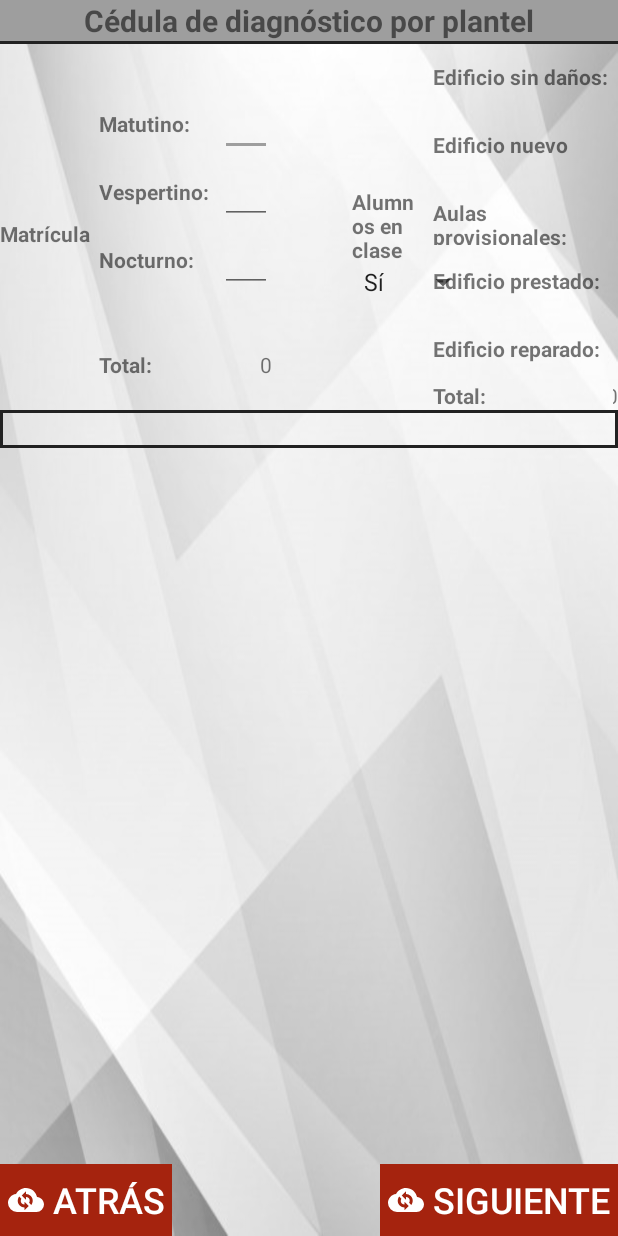
After one commit to aguilaj10/ProEscRec, an Android app: the Form2Activity screen opened directly, with no data from a screen before it, on a phone screen of 412 x 824 dp. The commit adds this screen. Run offline under Robolectric (Android 15) with nearby library versions, the phone set to English and light mode, and no system bars.

Commit message:
formulario segunda pantalla

```diff
--- a/app/src/main/java/com/jsm/proescrec/view/Form1Activity.java
+++ b/app/src/main/java/com/jsm/proescrec/view/Form1Activity.java
@@ -3,6 +3,7 @@ package com.jsm.proescrec.view;
 import androidx.appcompat.app.AppCompatActivity;
 import butterknife.BindView;
 import butterknife.ButterKnife;
+import butterknife.OnClick;
 import hugo.weaving.DebugLog;
 
 import android.content.Context;
@@ -11,6 +12,7 @@ import android.location.Location;
 import android.location.LocationListener;
 import android.location.LocationManager;
 import android.os.Bundle;
+import android.view.View;
 
 import com.google.android.gms.maps.CameraUpdateFactory;
 import com.google.android.gms.maps.GoogleMap;
@@ -72,4 +74,10 @@ public class Form1Activity extends AppCompatActivity implements OnMapReadyCallba
     public void onProviderDisabled(String s) {
 
     }
+
+    @OnClick (R.id.siguiente)
+    @DebugLog
+    public void onSiguiente(View button) {
+        startActivity(Form2Activity.getForm2Intent(this));
+    }
 }
--- /dev/null
+++ b/app/src/main/java/com/jsm/proescrec/view/Form2Activity.java
@@ -0,0 +1,22 @@
+package com.jsm.proescrec.view;
+
+import androidx.appcompat.app.AppCompatActivity;
+
+import android.content.Context;
+import android.content.Intent;
+import android.os.Bundle;
+
+import com.jsm.proescrec.R;
+
+public class Form2Activity extends AppCompatActivity {
+
+    public static Intent getForm2Intent(Context ctx) {
+        return new Intent(ctx, Form2Activity.class);
+    }
+
+    @Override
+    protected void onCreate(Bundle savedInstanceState) {
+        super.onCreate(savedInstanceState);
+        setContentView(R.layout.activity_form2);
+    }
+}
--- a/app/src/main/res/drawable/bordo.xml
+++ b/app/src/main/res/drawable/bordo.xml
@@ -2,6 +2,6 @@
 <shape xmlns:android="http://schemas.android.com/apk/res/android"
     android:shape="rectangle">
     <stroke
-        android:width="1dip"
+        android:width="2dip"
         android:color="@color/primary_text" />
 </shape>
--- /dev/null
+++ b/app/src/main/res/drawable/cancel.xml
@@ -0,0 +1,8 @@
+<!-- drawable/cancel.xml -->
+<vector xmlns:android="http://schemas.android.com/apk/res/android"
+    android:height="24dp"
+    android:width="24dp"
+    android:viewportWidth="24"
+    android:viewportHeight="24">
+    <path android:fillColor="#000" android:pathData="M12,2A10,10 0 0,1 22,12A10,10 0 0,1 12,22A10,10 0 0,1 2,12A10,10 0 0,1 12,2M12,4A8,8 0 0,0 4,12C4,13.85 4.63,15.55 5.68,16.91L16.91,5.68C15.55,4.63 13.85,4 12,4M12,20A8,8 0 0,0 20,12C20,10.15 19.37,8.45 18.32,7.09L7.09,18.32C8.45,19.37 10.15,20 12,20Z" />
+</vector>
--- /dev/null
+++ b/app/src/main/res/drawable/content_save_outline.xml
@@ -0,0 +1,8 @@
+<!-- drawable/content_save_outline.xml -->
+<vector xmlns:android="http://schemas.android.com/apk/res/android"
+    android:height="24dp"
+    android:width="24dp"
+    android:viewportWidth="24"
+    android:viewportHeight="24">
+    <path android:fillColor="#000" android:pathData="M15,5V9H5V19H9.35C8.5,18.27 8,17.19 8,16A4,4 0 0,1 12,12A4,4 0 0,1 16,16C16,17.19 15.5,18.27 14.65,19H19V7.83L16.17,5H15M5,7H13V5H5V7M17,3L21,7V19A2,2 0 0,1 19,21H5C3.89,21 3,20.1 3,19V5A2,2 0 0,1 5,3H17M12,14A2,2 0 0,0 10,16A2,2 0 0,0 12,18A2,2 0 0,0 14,16A2,2 0 0,0 12,14Z" />
+</vector>
--- /dev/null
+++ b/app/src/main/res/drawable/skip_next_circle_outline.xml
@@ -0,0 +1,8 @@
+<!-- drawable/skip_next_circle_outline.xml -->
+<vector xmlns:android="http://schemas.android.com/apk/res/android"
+    android:height="24dp"
+    android:width="24dp"
+    android:viewportWidth="24"
+    android:viewportHeight="24">
+    <path android:fillColor="#000" android:pathData="M12,2A10,10 0 0,0 2,12A10,10 0 0,0 12,22A10,10 0 0,0 22,12A10,10 0 0,0 12,2M12,4C16.41,4 20,7.59 20,12C20,16.41 16.41,20 12,20C7.59,20 4,16.41 4,12C4,7.59 7.59,4 12,4M8,8V16L13,12M14,8V16H16V8" />
+</vector>
--- /dev/null
+++ b/app/src/main/res/drawable/skip_previous_circle_outline.xml
@@ -0,0 +1,8 @@
+<!-- drawable/skip_previous_circle_outline.xml -->
+<vector xmlns:android="http://schemas.android.com/apk/res/android"
+    android:height="24dp"
+    android:width="24dp"
+    android:viewportWidth="24"
+    android:viewportHeight="24">
+    <path android:fillColor="#000" android:pathData="M12,2A10,10 0 0,1 22,12A10,10 0 0,1 12,22A10,10 0 0,1 2,12A10,10 0 0,1 12,2M12,4C7.59,4 4,7.59 4,12C4,16.41 7.59,20 12,20C16.41,20 20,16.41 20,12C20,7.59 16.41,4 12,4M16,8V16L11,12M10,8V16H8V8" />
+</vector>
--- a/app/src/main/res/layout/activity_form1.xml
+++ b/app/src/main/res/layout/activity_form1.xml
@@ -33,7 +33,7 @@
 
             <View
                 android:layout_width="match_parent"
-                android:layout_height="1dp"
+                android:layout_height="2dp"
                 android:background="@color/primary_text"
                 app:layout_constraintEnd_toEndOf="parent"
                 app:layout_constraintTop_toBottomOf="@+id/titulo">
@@ -61,7 +61,7 @@
 
             <View
                 android:layout_width="match_parent"
-                android:layout_height="1dp"
+                android:layout_height="2dp"
                 android:background="@color/primary_text"
                 app:layout_constraintEnd_toEndOf="parent"
                 app:layout_constraintTop_toBottomOf="@+id/fecha" />
@@ -156,7 +156,7 @@
 
             <View
                 android:layout_width="match_parent"
-                android:layout_height="1dp"
+                android:layout_height="2dp"
                 android:background="@color/primary_text"
                 app:layout_constraintEnd_toEndOf="parent"
                 app:layout_constraintTop_toBottomOf="@+id/layout_clave" />
@@ -321,7 +321,7 @@
 
             <View
                 android:layout_width="match_parent"
-                android:layout_height="1dp"
+                android:layout_height="2dp"
                 android:background="@color/primary_text"
                 app:layout_constraintEnd_toEndOf="parent"
                 app:layout_constraintTop_toBottomOf="@+id/edit_correo" />
@@ -390,7 +390,7 @@
 
             <View
                 android:layout_width="match_parent"
-                android:layout_height="1dp"
+                android:layout_height="2dp"
                 android:background="@color/primary_text"
                 app:layout_constraintEnd_toEndOf="parent"
                 app:layout_constraintTop_toBottomOf="@+id/layout_nivel" />
@@ -497,8 +497,8 @@
             <View
                 android:layout_width="match_parent"
                 android:layout_height="2dp"
+                android:layout_marginTop="5dp"
                 android:background="@color/primary_text"
-                android:layout_marginTop="5dp"
                 app:layout_constraintEnd_toEndOf="parent"
                 app:layout_constraintTop_toBottomOf="@+id/tv_municipio" />
 
@@ -559,7 +559,6 @@
         android:drawableStart="@drawable/cloud_sync"
         android:drawablePadding="5dp"
         android:elevation="5dp"
-        android:enabled="false"
         android:padding="5dp"
         android:shadowRadius="5"
         android:text="@string/cancelar"
@@ -576,7 +575,6 @@
         android:drawableStart="@drawable/cloud_sync"
         android:drawablePadding="5dp"
         android:elevation="5dp"
-        android:enabled="false"
         android:padding="5dp"
         android:shadowRadius="5"
         android:text="@string/siguiente"
--- /dev/null
+++ b/app/src/main/res/layout/activity_form2.xml
@@ -0,0 +1,326 @@
+<?xml version="1.0" encoding="utf-8"?>
+<androidx.constraintlayout.widget.ConstraintLayout xmlns:android="http://schemas.android.com/apk/res/android"
+    xmlns:app="http://schemas.android.com/apk/res-auto"
+    xmlns:tools="http://schemas.android.com/tools"
+    android:layout_width="match_parent"
+    android:layout_height="match_parent"
+    android:background="@drawable/fondo_main"
+    tools:context=".view.Form2Activity">
+
+    <ScrollView
+        android:layout_width="match_parent"
+        android:layout_height="match_parent"
+        app:layout_constraintBottom_toTopOf="@+id/atras"
+        app:layout_constraintLeft_toLeftOf="parent"
+        app:layout_constraintTop_toTopOf="parent">
+
+        <androidx.constraintlayout.widget.ConstraintLayout
+            android:layout_width="match_parent"
+            android:layout_height="wrap_content">
+
+            <TextView
+                android:id="@+id/titulo"
+                android:layout_width="match_parent"
+                android:layout_height="wrap_content"
+                android:background="@color/colorAccent"
+                android:text="@string/cedula_titulo"
+                android:textAlignment="center"
+                android:textSize="20sp"
+                android:textStyle="bold"
+                app:layout_constraintLeft_toLeftOf="parent"
+                app:layout_constraintRight_toRightOf="parent"
+                app:layout_constraintTop_toTopOf="parent" />
+
+            <View
+                android:layout_width="match_parent"
+                android:layout_height="2dp"
+                android:background="@color/primary_text"
+                app:layout_constraintEnd_toEndOf="parent"
+                app:layout_constraintTop_toBottomOf="@+id/titulo"/>
+
+            <TextView
+                android:id="@+id/tv_matricula"
+                android:layout_width="0dp"
+                android:layout_height="wrap_content"
+                android:layout_rowSpan="6"
+                android:layout_gravity="center_vertical"
+                android:text="@string/matricula"
+                android:textStyle="bold"
+                app:layout_constraintBottom_toBottomOf="@+id/layout_matricula"
+                app:layout_constraintLeft_toLeftOf="parent"
+                app:layout_constraintTop_toTopOf="@+id/layout_matricula"
+                app:layout_constraintWidth_percent=".16" />
+
+            <TableLayout
+                android:id="@+id/layout_matricula"
+                android:layout_width="0dp"
+                android:layout_height="wrap_content"
+                android:layout_marginTop="10dp"
+                app:layout_constraintLeft_toRightOf="@+id/tv_matricula"
+                app:layout_constraintTop_toTopOf="@+id/layout_edificio"
+                app:layout_constraintBottom_toBottomOf="@+id/layout_edificio"
+                app:layout_constraintWidth_percent=".28">
+
+                <TableRow
+                    android:layout_width="match_parent"
+                    android:layout_height="wrap_content"
+                    android:weightSum="2">
+
+                    <TextView
+                        android:layout_weight=".7"
+                        android:text="@string/matutino"
+                        android:textStyle="bold" />
+
+                    <EditText
+                        android:id="@+id/et_mat_matutino"
+                        android:layout_weight="1.3"
+                        android:autofillHints="@string/matutino"
+                        android:inputType="number" />
+                </TableRow>
+
+                <TableRow
+                    android:layout_width="match_parent"
+                    android:layout_height="wrap_content"
+                    android:weightSum="2">
+
+                    <TextView
+                        android:layout_weight=".7"
+                        android:text="@string/vespertino"
+                        android:textStyle="bold" />
+
+                    <EditText
+                        android:id="@+id/et_mat_vespertino"
+                        android:layout_weight="1.3"
+                        android:autofillHints="@string/vespertino"
+                        android:inputType="number" />
+                </TableRow>
+                <TableRow
+                    android:layout_width="match_parent"
+                    android:layout_height="wrap_content"
+                    android:weightSum="2">
+
+                    <TextView
+                        android:layout_weight=".7"
+                        android:text="@string/nocturno"
+                        android:textStyle="bold" />
+
+                    <EditText
+                        android:layout_height="wrap_content"
+                        android:id="@+id/et_mat_noct"
+                        android:layout_weight="1.3"
+                        android:autofillHints="@string/nocturno"
+                        android:inputType="number" />
+                </TableRow>
+                <TableRow
+                    android:layout_width="match_parent"
+                    android:layout_height="wrap_content"
+                    android:weightSum="2">
+
+                    <TextView
+                        android:layout_weight=".7"
+                        android:textStyle="bold" />
+
+                    <TextView
+                        android:layout_height="wrap_content"
+                        android:layout_weight="1.3" />
+                </TableRow>
+                <TableRow
+                    android:layout_width="match_parent"
+                    android:layout_height="wrap_content"
+                    android:weightSum="2">
+
+                    <TextView
+                        android:layout_weight=".7"
+                        android:textStyle="bold" />
+
+                    <TextView
+                        android:layout_height="wrap_content"
+                        android:layout_weight="1.3" />
+                </TableRow>
+                <TableRow
+                    android:layout_width="match_parent"
+                    android:layout_height="wrap_content"
+                    android:weightSum="2">
+
+                    <TextView
+                        android:text="@string/total"
+                        android:layout_weight=".7"
+                        android:textStyle="bold" />
+
+                    <TextView
+                        android:id="@+id/tv_mat_total"
+                        android:text="0"
+                        android:layout_height="wrap_content"
+                        android:layout_weight="1.3"
+                        android:textAlignment="textEnd"/>
+                </TableRow>
+            </TableLayout>
+
+            <TextView
+                android:id="@+id/tv_spacio1"
+                android:layout_width="0dp"
+                android:layout_height="wrap_content"
+                app:layout_constraintLeft_toRightOf="@+id/layout_matricula"
+                app:layout_constraintTop_toBottomOf="@+id/titulo"
+                app:layout_constraintWidth_percent=".13" />
+
+            <TextView
+                android:id="@+id/tv_alumnos_clase"
+                android:layout_width="0dp"
+                android:layout_height="wrap_content"
+                android:text="@string/alumnos_clase"
+                android:textStyle="bold"
+                app:layout_constraintBottom_toBottomOf="@+id/layout_edificio"
+                app:layout_constraintLeft_toRightOf="@+id/tv_spacio1"
+                app:layout_constraintTop_toTopOf="@+id/layout_edificio"
+                app:layout_constraintWidth_percent=".13" />
+
+            <androidx.appcompat.widget.AppCompatSpinner
+                android:layout_width="wrap_content"
+                android:layout_height="wrap_content"
+                android:entries="@array/si_no"
+                app:layout_constraintLeft_toRightOf="@+id/tv_spacio1"
+                app:layout_constraintTop_toBottomOf="@+id/tv_alumnos_clase">
+
+            </androidx.appcompat.widget.AppCompatSpinner>
+
+            <TableLayout
+                android:id="@+id/layout_edificio"
+                android:layout_width="0dp"
+                android:layout_height="wrap_content"
+                app:layout_constraintLeft_toRightOf="@+id/tv_alumnos_clase"
+                app:layout_constraintTop_toBottomOf="@+id/titulo"
+                app:layout_constraintWidth_percent=".30">
+
+                <TableRow
+                    android:layout_width="match_parent"
+                    android:layout_height="match_parent"
+                    android:weightSum="2">
+
+                    <TextView
+                        android:layout_weight=".7"
+                        android:text="@string/edificio_sin_danos"
+                        android:textStyle="bold" />
+
+                    <EditText
+                        android:id="@+id/ed_edif_sin_danos"
+                        android:layout_weight="1.3"
+                        android:inputType="number" />
+                </TableRow>
+
+                <TableRow android:weightSum="2">
+
+                    <TextView
+                        android:layout_weight=".7"
+                        android:text="@string/edificio_nuevo"
+                        android:textStyle="bold" />
+
+                    <EditText
+                        android:id="@+id/ed_edif_nuevo"
+                        android:layout_weight="1.3"
+                        android:inputType="number" />
+                </TableRow>
+                <TableRow android:weightSum="2">
+
+                    <TextView
+                        android:layout_weight=".7"
+                        android:text="@string/aulas_provisionales"
+                        android:textStyle="bold" />
+
+                    <EditText
+                        android:id="@+id/ed_aulas_provisionales"
+                        android:layout_weight="1.3"
+                        android:inputType="number" />
+                </TableRow>
+                <TableRow android:weightSum="2">
+
+                    <TextView
+                        android:layout_weight=".7"
+                        android:text="@string/edificio_prestado"
+                        android:textStyle="bold" />
+
+                    <EditText
+                        android:id="@+id/ed_edif_prestado"
+                        android:layout_weight="1.3"
+                        android:inputType="number" />
+                </TableRow>
+                <TableRow android:weightSum="2">
+
+                    <TextView
+                        android:layout_weight=".7"
+                        android:text="@string/edificio_reparado"
+                        android:textStyle="bold" />
+
+                    <EditText
+                        android:id="@+id/ed_edif_reparado"
+                        android:layout_weight="1.3"
+                        android:inputType="number" />
+                </TableRow>
+                <TableRow android:weightSum="2">
+
+                    <TextView
+                        android:layout_weight=".7"
+                        android:text="@string/total"
+                        android:textStyle="bold" />
+
+                    <TextView
+                        android:id="@+id/tv_edif_total"
+                        android:layout_weight="1.3"
+                        android:text="0"
+                        android:textAlignment="textEnd"/>
+                </TableRow>
+            </TableLayout>
+            <TextView
+                android:layout_width="match_parent"
+                android:layout_height="25dp"
+                android:background="@drawable/bordo"
+                android:id="@+id/tv_spacio2"
+                app:layout_constraintLeft_toLeftOf="parent"
+                app:layout_constraintTop_toBottomOf="@+id/layout_edificio"/>
+
+            <TextView
+                android:layout_width="wrap_content"
+                android:layout_height="wrap_content"
+                app:layout_constraintTop_toBottomOf="@+id/tv_spacio2"/>
+            <!-- Segunda fila -->
+
+        </androidx.constraintlayout.widget.ConstraintLayout>
+    </ScrollView>
+
+    <!-- Seccion botones-->
+    <Button
+        android:id="@+id/atras"
+        android:layout_width="wrap_content"
+        android:layout_height="wrap_content"
+        android:background="@color/colorPrimaryDark"
+        android:drawableStart="@drawable/cloud_sync"
+        android:drawablePadding="5dp"
+        android:elevation="5dp"
+        android:enabled="false"
+        android:padding="5dp"
+        android:shadowRadius="5"
+        android:text="@string/atras"
+        android:textColor="@color/icons"
+        android:textSize="24sp"
+        app:layout_constraintBottom_toBottomOf="parent"
+        app:layout_constraintLeft_toLeftOf="parent" />
+
+    <Button
+        android:id="@+id/siguiente"
+        android:layout_width="wrap_content"
+        android:layout_height="wrap_content"
+        android:background="@color/colorPrimaryDark"
+        android:drawableStart="@drawable/cloud_sync"
+        android:drawablePadding="5dp"
+        android:elevation="5dp"
+        android:enabled="false"
+        android:padding="5dp"
+        android:shadowRadius="5"
+        android:text="@string/siguiente"
+        android:textColor="@color/icons"
+        android:textSize="24sp"
+        app:layout_constraintBottom_toBottomOf="parent"
+        app:layout_constraintEnd_toEndOf="parent"
+        app:layout_constraintLeft_toRightOf="@id/cancelar" />
+
+</androidx.constraintlayout.widget.ConstraintLayout>
--- a/app/src/main/res/values/arrays.xml
+++ b/app/src/main/res/values/arrays.xml
@@ -9,4 +9,8 @@
     <string-array name="spinner3">
         <item>Colonia Metropolitana 3ra sección</item>
     </string-array>
+    <string-array name="si_no">
+        <item>Sí</item>
+        <item>No</item>
+    </string-array>
 </resources>
--- a/app/src/main/res/values/strings.xml
+++ b/app/src/main/res/values/strings.xml
@@ -59,4 +59,13 @@
     <string name="municipio">Municipio:</string>
     <string name="croquis_localizacion">Croquis de localización</string>
     <string name="mapa">Mapa</string>
+    <string name="atras">Atrás</string>
+    <string name="matricula">Matrícula</string>
+    <string name="alumnos_clase">Alumnos en clase</string>
+    <string name="edificio_sin_danos">Edificio sin daños:</string>
+    <string name="edificio_nuevo">Edificio nuevo</string>
+    <string name="total">Total:</string>
+    <string name="aulas_provisionales">Aulas provisionales:</string>
+    <string name="edificio_prestado">Edificio prestado:</string>
+    <string name="edificio_reparado">Edificio reparado:</string>
 </resources>
```
Also changed, not shown: app/src/main/AndroidManifest.xml (+4 -3 lines).
